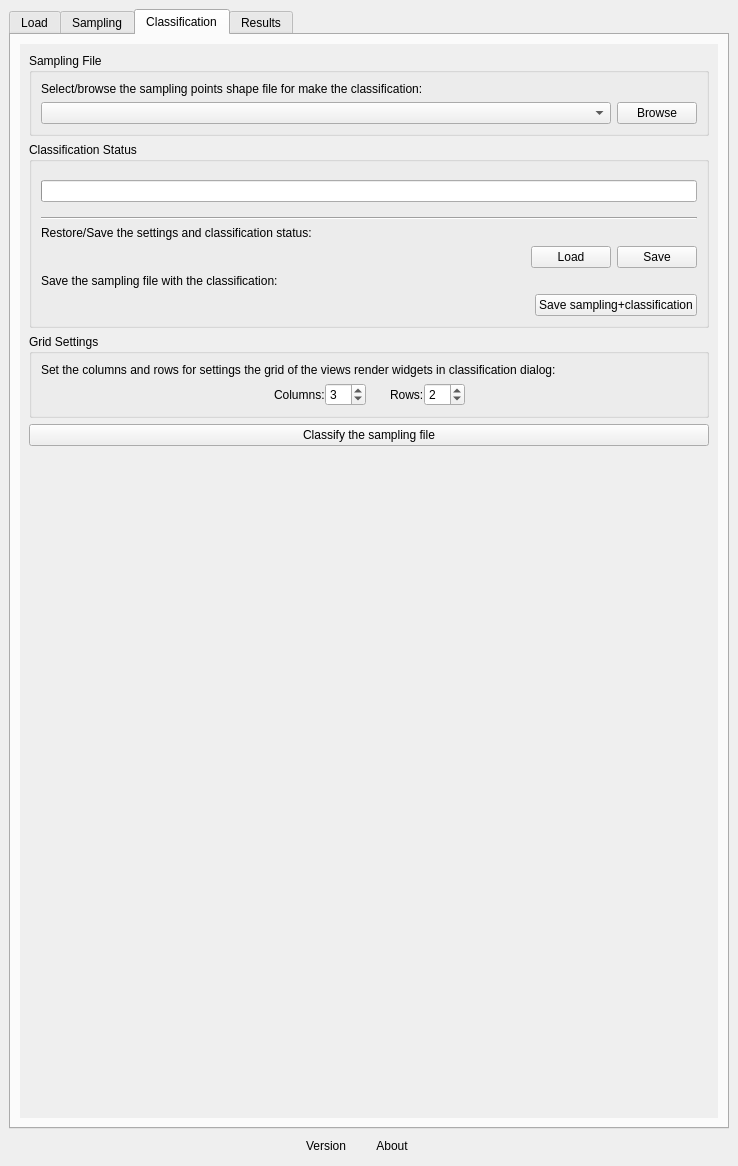
The window that ui/acatama_dockwidget.ui (SMByC/AcATaMa) describes before a commit, drawn with Qt 5.
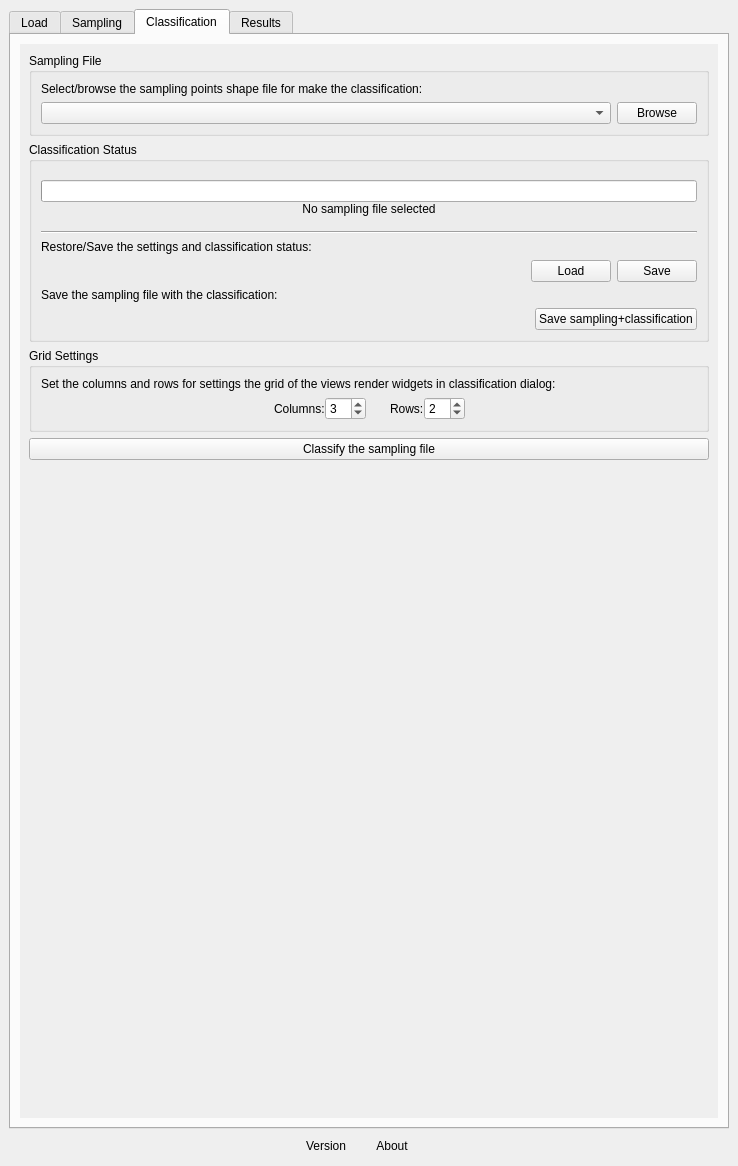
The same window after the commit. Custom widgets are drawn as their Qt base class.

Commit message: Set classification status label in dockwidget checking if the classification is completed or not

```diff
--- a/ui/acatama_dockwidget.ui
+++ b/ui/acatama_dockwidget.ui
@@ -919,7 +919,10 @@
               <layout class="QVBoxLayout" name="verticalLayout_27">
                <item>
                 <widget class="QWidget" name="widget_4" native="true">
-                 <layout class="QHBoxLayout" name="horizontalLayout_5">
+                 <layout class="QVBoxLayout" name="verticalLayout_8">
+                  <property name="spacing">
+                   <number>0</number>
+                  </property>
                   <property name="leftMargin">
                    <number>0</number>
                   </property>
@@ -951,6 +954,19 @@
                     </property>
                    </widget>
                   </item>
+                  <item>
+                   <widget class="QLabel" name="ClassificationStatusLabel">
+                    <property name="styleSheet">
+                     <string notr="true">color: &quot;gray&quot;;</string>
+                    </property>
+                    <property name="text">
+                     <string>No sampling file selected</string>
+                    </property>
+                    <property name="alignment">
+                     <set>Qt::AlignHCenter|Qt::AlignTop</set>
+                    </property>
+                   </widget>
+                  </item>
                  </layout>
                 </widget>
                </item>
```
The commit also changes 3 other files.
